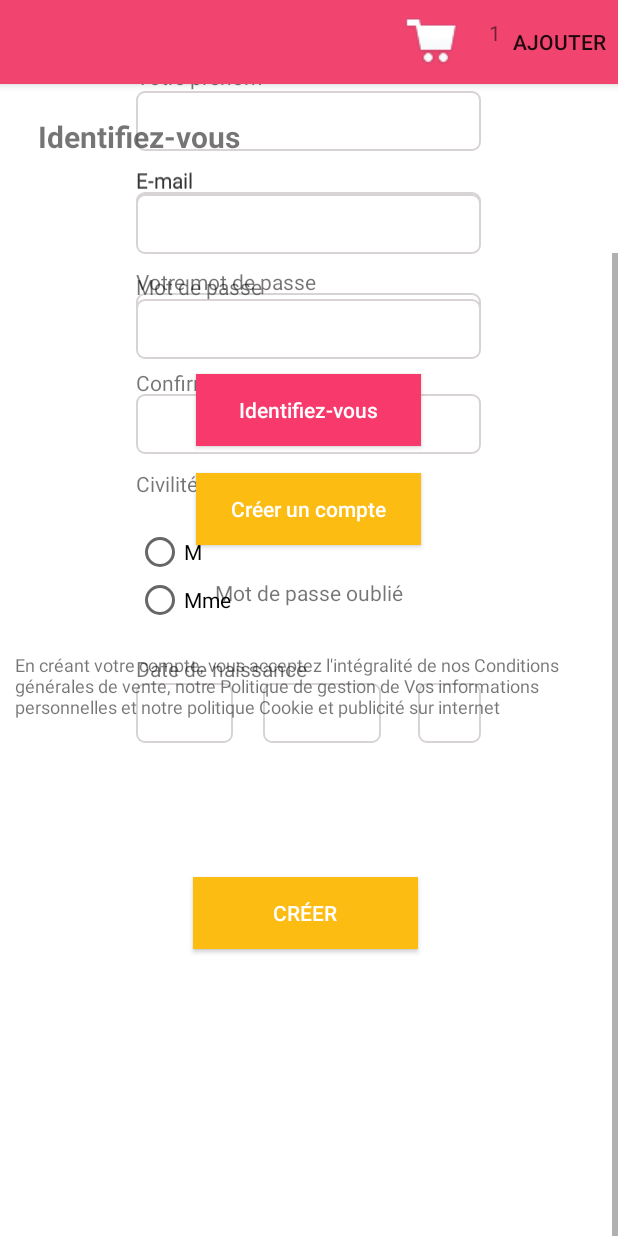
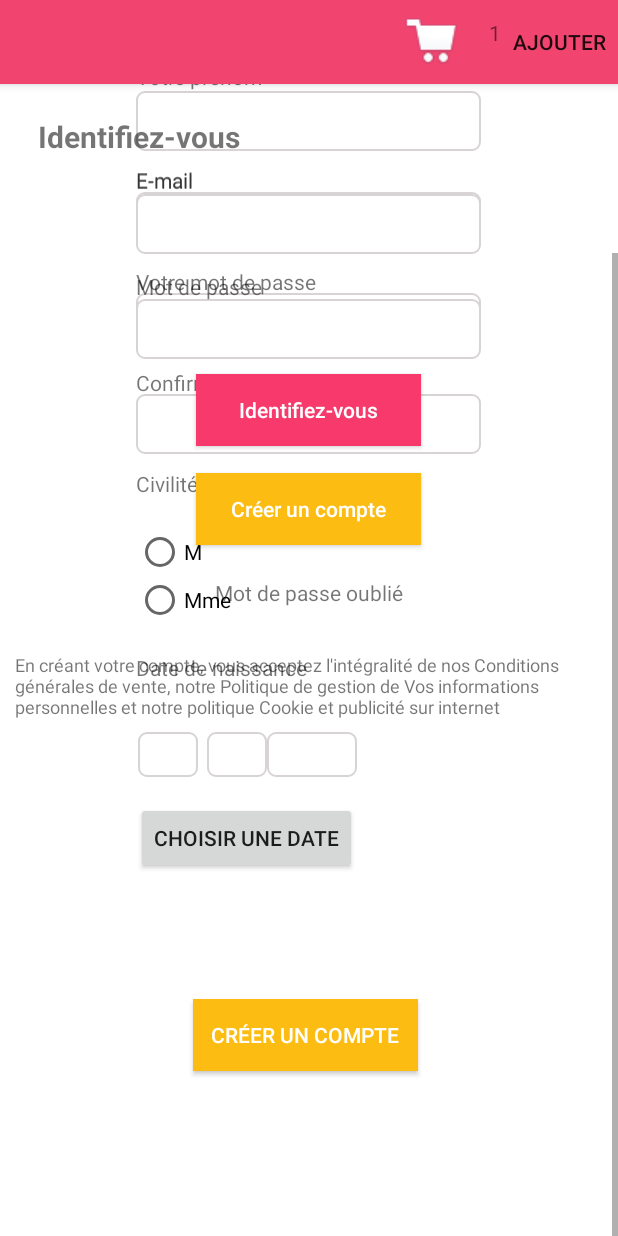
Before and after one commit to Deep21/Ecommerce, an Android app: the fragment CustomerCreateFragment placed in its activity, scrolled down 132 dp, on a phone screen of 412 x 824 dp. Run offline under Robolectric (Android 15) with nearby library versions, the phone set to English and light mode, and no system bars; our stand-ins replace ButterKnife; libraries missing offline, so code that uses them is left out: com.devspark.appmsg, com.doomonafireball.betterpickers, com.octo.android, de.greenrobot.event, roboguice.util.temp; 4 statements that could not run were skipped.

Commit message:
fix customer birthday

```diff
--- a/app/src/main/java/dw/fdb/com/fdbapp/fragments/CustomerCreateFragment.java
+++ b/app/src/main/java/dw/fdb/com/fdbapp/fragments/CustomerCreateFragment.java
@@ -10,6 +10,8 @@ import android.view.MenuInflater;
 import android.view.MenuItem;
 import android.view.View;
 import android.view.ViewGroup;
+import android.widget.EditText;
+import android.widget.RadioGroup;
 import android.widget.TextView;
 
 import com.doomonafireball.betterpickers.calendardatepicker.CalendarDatePickerDialog;
@@ -20,12 +22,15 @@ import org.joda.time.DateTime;
 
 import butterknife.ButterKnife;
 import butterknife.InjectView;
+import butterknife.OnClick;
 import dw.fdb.com.fdbapp.R;
 import dw.fdb.com.fdbapp.model.Customer;
+import dw.fdb.com.fdbapp.request.CustomerCreateRequest;
 
-public class CustomerCreateFragment extends BaseFragment implements CalendarDatePickerDialog.OnDateSetListener{
+public class CustomerCreateFragment extends BaseFragment implements CalendarDatePickerDialog.OnDateSetListener {
 
     public static final String TAG = "CustomerCreateFragment";
+    private static final String FRAG_TAG_DATE_PICKER = "fragment_date_picker_name";
     @InjectView(R.id.nom)
     TextView nom;
     @InjectView(R.id.prenom)
@@ -36,9 +41,17 @@ public class CustomerCreateFragment extends BaseFragment implements CalendarDate
     TextView pwd;
     @InjectView(R.id.pwd_confirm)
     TextView pwd_confirm;
+    @InjectView(R.id.radioSex)
+    RadioGroup radioSex;
+    @InjectView(R.id.year)
+    EditText year;
+    @InjectView(R.id.day)
+    EditText day;
+    @InjectView(R.id.mounth)
+    EditText mounth;
+
     View view;
     FragmentListner fragmentListner;
-    private static final String FRAG_TAG_DATE_PICKER = "fragment_date_picker_name";
 
     public static CustomerCreateFragment getInstance() {
         CustomerCreateFragment connexionFragment = new CustomerCreateFragment();
@@ -63,10 +76,16 @@ public class CustomerCreateFragment extends BaseFragment implements CalendarDate
         super.onViewCreated(view, savedInstanceState);
     }
 
+    @OnClick(R.id.date_picker)
+    public void onClick() {
+        popDatePicker();
+    }
+
     @Override
     public void onCreate(Bundle savedInstanceState) {
         super.onCreate(savedInstanceState);
         setHasOptionsMenu(true);
+
     }
 
     private Customer getCustomer() {
@@ -76,11 +95,21 @@ public class CustomerCreateFragment extends BaseFragment implements CalendarDate
         customer.setEmail(email.getText().toString());
         customer.setPwd(pwd.getText().toString());
         customer.setPwdconfirmed(pwd_confirm.getText().toString());
+        switch (radioSex.getCheckedRadioButtonId()) {
+            case R.id.m:
+                customer.setGender(1);
+                break;
+
+            case R.id.mme:
+                customer.setGender(2);
+                break;
+        }
+        customer.setBirthday(day.getText()+ "-" +mounth.getText()+ "-" + year.getText() );
         return customer;
         }
 
         @Override
-    public void onCreateOptionsMenu(Menu menu, MenuInflater inflater) {
+        public void onCreateOptionsMenu (Menu menu, MenuInflater inflater){
             MenuItem item = menu.add(Menu.NONE, R.id.add, 10, R.string.add);
             item.setShowAsAction(MenuItem.SHOW_AS_ACTION_IF_ROOM);
             super.onCreateOptionsMenu(menu, inflater);
@@ -88,7 +117,7 @@ public class CustomerCreateFragment extends BaseFragment implements CalendarDate
         }
 
         @Override
-    public boolean onOptionsItemSelected(MenuItem item) {
+        public boolean onOptionsItemSelected (MenuItem item){
             int itemId = item.getItemId();
             switch (itemId) {
                 case R.id.add:
@@ -98,25 +127,28 @@ public class CustomerCreateFragment extends BaseFragment implements CalendarDate
         }
 
         @Override
-    public void onDestroyView() {
+        public void onDestroyView () {
             super.onDestroyView();
             ButterKnife.reset(this);
         }
 
-    private void perform_request() {
+    private void popDatePicker() {
         FragmentManager fm = getChildFragmentManager();
         DateTime now = DateTime.now();
-        CalendarDatePickerDialog calendarDatePickerDialog = CalendarDatePickerDialog
-                .newInstance(CustomerCreateFragment.this, now.getYear(), now.getMonthOfYear() - 1,
-                        now.getDayOfMonth());
+        CalendarDatePickerDialog calendarDatePickerDialog = CalendarDatePickerDialog.newInstance(CustomerCreateFragment.this, now.getYear(), now.getMonthOfYear() -1, now.getDayOfMonth());
         calendarDatePickerDialog.show(fm, FRAG_TAG_DATE_PICKER);
+    }
 
-//        CustomerCreateRequest customerCreateRequest = new CustomerCreateRequest(getCustomer());
-//        getSpiceManager().execute(customerCreateRequest, new CreateCustomerListner());
+    private void perform_request() {
+        CustomerCreateRequest customerCreateRequest = new CustomerCreateRequest(getCustomer());
+        getSpiceManager().execute(customerCreateRequest, new CreateCustomerListner());
     }
 
     @Override
-    public void onDateSet(CalendarDatePickerDialog calendarDatePickerDialog, int i, int i2, int i3) {
+    public void onDateSet(CalendarDatePickerDialog calendarDatePickerDialog, int year, int mounth, int day) {
+        this.day.setText(""+day);
+        this.mounth.setText(""+mounth);
+        this.year.setText(""+year);
 
     }
 
--- a/app/src/main/java/dw/fdb/com/fdbapp/model/Customer.java
+++ b/app/src/main/java/dw/fdb/com/fdbapp/model/Customer.java
@@ -20,7 +20,7 @@ public class Customer {
     @Expose
     private String pwdconfirmed;
     @Expose
-    private String gender;
+    private int gender;
     @Expose
     private String birthday;
     @Expose
@@ -131,14 +131,14 @@ public class Customer {
     /**
      * @return The gender
      */
-    public String getGender() {
+    public int getGender() {
         return gender;
     }
 
     /**
      * @param gender The gender
      */
-    public void setGender(String gender) {
+    public void setGender(int gender) {
         this.gender = gender;
     }
 
--- a/app/src/main/res/layout/create_account_fragment.xml
+++ b/app/src/main/res/layout/create_account_fragment.xml
@@ -122,36 +122,36 @@
             style="@style/btn_yellow"
             android:layout_width="wrap_content"
             android:layout_height="wrap_content"
-            android:text="Créer"
-            android:layout_marginTop="89dp"
-            android:layout_below="@+id/editText"
+            android:text="Créer un compte"
+            android:layout_marginTop="83dp"
+            android:layout_below="@+id/date_picker"
             android:layout_toRightOf="@+id/lbl_e_mail"
             android:layout_toEndOf="@+id/lbl_e_mail" />
 
         <RadioGroup
+            android:id="@+id/radioSex"
+            android:layout_width="wrap_content"
+            android:layout_height="wrap_content"
             android:layout_alignLeft="@+id/civilite"
             android:layout_below="@+id/civilite"
-            android:id="@+id/radioSex"
-            android:layout_marginTop="20dp"
-            android:layout_width="wrap_content"
-            android:layout_height="wrap_content">
+            android:layout_marginTop="20dp">
+
             <RadioButton
                 android:id="@+id/m"
                 android:layout_width="wrap_content"
                 android:layout_height="wrap_content"
+                android:layout_centerVertical="true"
                 android:checked="false"
-                android:text="M"
-                android:layout_centerVertical="true"
-   />
+                android:text="M" />
 
             <RadioButton
                 android:id="@+id/mme"
                 android:layout_width="wrap_content"
                 android:layout_height="wrap_content"
+                android:layout_centerHorizontal="true"
+                android:layout_centerVertical="true"
                 android:checked="false"
-                android:text="Mme"
-                android:layout_centerVertical="true"
-                android:layout_centerHorizontal="true" />
+                android:text="Mme" />
         </RadioGroup>
 
         <TextView
@@ -165,53 +165,57 @@
             android:text="Civilité"
             android:textAppearance="?android:attr/textAppearanceSmall" />
 
-        <EditText
-            style="@style/editText"
-            android:id="@+id/editText"
-            android:layout_width="230dp"
-            android:layout_height="40dp"
-            android:layout_marginTop="39dp"
-            android:ems="10"
-            android:inputType="textPassword"
-            android:layout_below="@+id/radioSex"
-            android:layout_alignLeft="@+id/radioSex"
-            android:layout_alignStart="@+id/radioSex"
-            android:layout_alignRight="@+id/lbl_nom"
-            android:layout_alignEnd="@+id/lbl_nom" />
-
-        <EditText
-            style="@style/editText"
-            android:id="@+id/editText2"
-            android:layout_width="230dp"
-            android:layout_height="40dp"
-            android:ems="10"
-            android:inputType="textPassword"
-            android:layout_alignTop="@+id/editText"
-            android:layout_toRightOf="@+id/lbl_prenom"
-            android:layout_alignRight="@+id/lbl_pwd_confirm"
-            android:layout_alignEnd="@+id/lbl_pwd_confirm" />
-
-        <EditText
-            style="@style/editText"
-            android:id="@+id/editText3"
-            android:layout_width="230dp"
-            android:layout_height="40dp"
-            android:ems="10"
-            android:inputType="textPassword"
-            android:layout_alignTop="@+id/editText2"
-            android:layout_toRightOf="@+id/save"
-            android:layout_alignRight="@+id/pwd_confirm"
-            android:layout_alignEnd="@+id/pwd_confirm" />
-
         <TextView
             android:id="@+id/date_de_naissance"
             android:layout_width="wrap_content"
             android:layout_height="wrap_content"
             android:text="Date de naissance"
             android:textAppearance="?android:attr/textAppearanceSmall"
-            android:layout_above="@+id/editText2"
-            android:layout_alignLeft="@+id/editText"
-            android:layout_alignStart="@+id/editText" />
+            android:layout_below="@+id/radioSex"
+            android:layout_marginTop="19dp"
+            android:layout_alignLeft="@+id/radioSex"
+            android:layout_alignStart="@+id/radioSex" />
+
+        <Button
+            android:layout_width="wrap_content"
+            android:layout_height="wrap_content"
+            android:text="Choisir une date"
+            android:id="@+id/date_picker"
+            android:layout_marginTop="80dp"
+            android:layout_below="@+id/date_de_naissance"
+            android:layout_alignLeft="@+id/date_de_naissance"
+            android:layout_alignStart="@+id/date_de_naissance" />
+
+        <EditText
+            style="@style/editText"
+            android:id="@+id/year"
+            android:layout_width="40dp"
+            android:layout_height="30dp"
+            android:layout_marginTop="33dp"
+            android:ems="10"
+            android:layout_below="@+id/date_de_naissance"
+            android:layout_alignRight="@+id/civilite"
+            android:layout_alignEnd="@+id/civilite" />
+
+        <EditText
+            style="@style/editText"
+            android:id="@+id/mounth"
+            android:layout_width="40dp"
+            android:layout_height="30dp"
+            android:ems="10"
+            android:layout_alignTop="@+id/year"
+            android:layout_toLeftOf="@+id/day"
+            android:layout_toStartOf="@+id/day" />
+
+        <EditText
+            style="@style/editText"
+            android:id="@+id/day"
+            android:layout_width="60dp"
+            android:layout_height="30dp"
+            android:ems="10"
+            android:layout_alignTop="@+id/mounth"
+            android:layout_alignRight="@+id/date_picker"
+            android:layout_alignEnd="@+id/date_picker" />
 
 
     </RelativeLayout>
```
Lines whose indentation alone changed are shown as unchanged.
